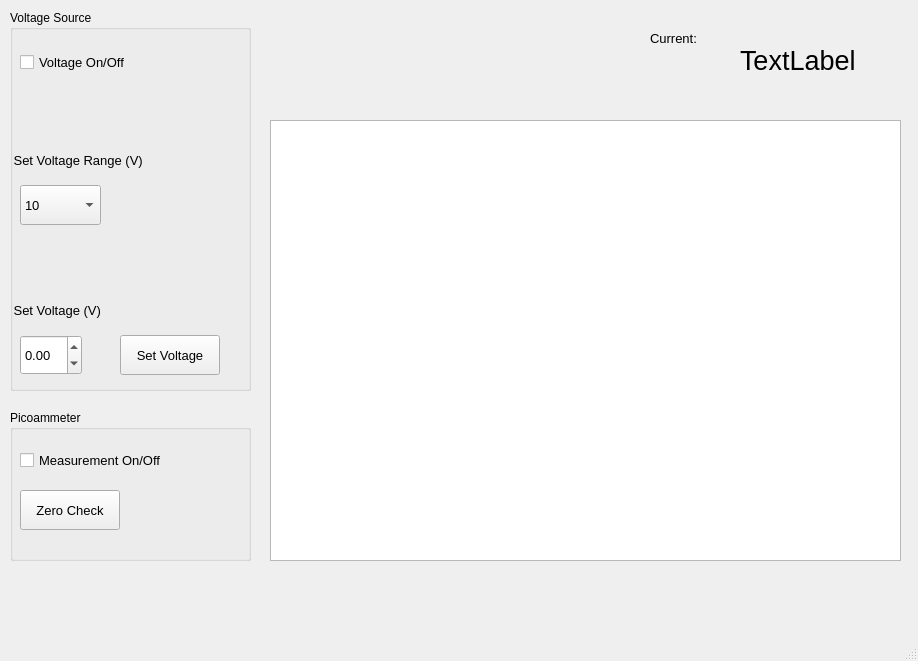
Before: the Qt Designer form gui/picoammeter/picoammeter_gui.ui in WarwickEPR/qudi, drawn with Qt 5.
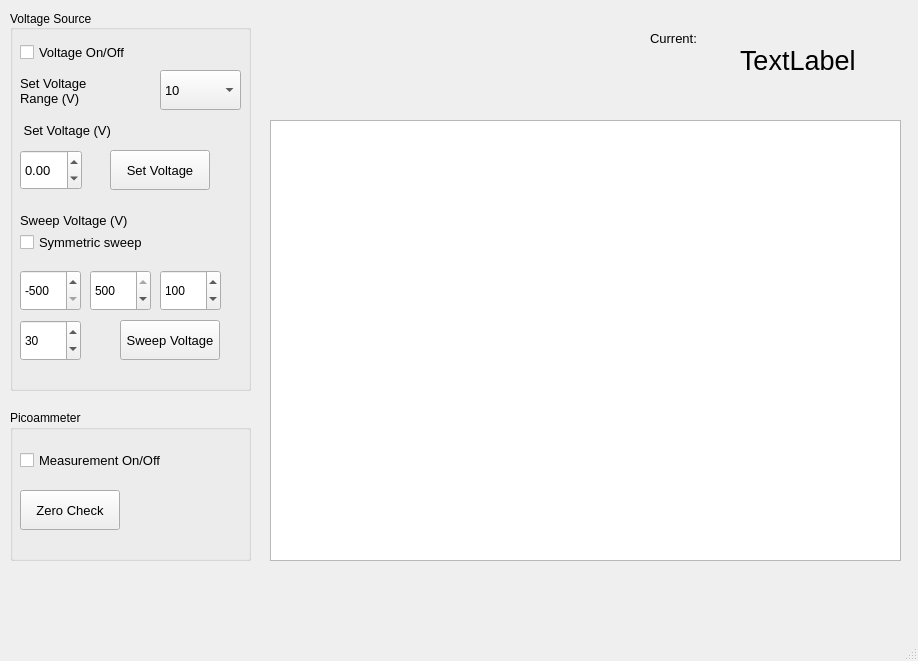
After: the same form once the commit is applied. Custom widgets are drawn as their Qt base class.

Commit message: basic implementation of symmetric and asymmetric sweeps

Diff of the .ui file:
```diff
--- a/gui/picoammeter/picoammeter_gui.ui
+++ b/gui/picoammeter/picoammeter_gui.ui
@@ -26,13 +26,16 @@
     <property name="title">
      <string>Voltage Source</string>
     </property>
+    <property name="alignment">
+     <set>Qt::AlignLeading|Qt::AlignLeft|Qt::AlignVCenter</set>
+    </property>
     <widget class="QLabel" name="label">
      <property name="geometry">
       <rect>
-       <x>0</x>
-       <y>140</y>
-       <width>141</width>
-       <height>20</height>
+       <x>10</x>
+       <y>60</y>
+       <width>101</width>
+       <height>41</height>
       </rect>
      </property>
      <property name="font">
@@ -41,14 +44,15 @@
       </font>
      </property>
      <property name="text">
-      <string> Set Voltage Range (V)</string>
+      <string>Set Voltage
+Range (V)</string>
      </property>
     </widget>
     <widget class="QComboBox" name="VoltageRange">
      <property name="geometry">
       <rect>
-       <x>10</x>
-       <y>175</y>
+       <x>150</x>
+       <y>60</y>
        <width>81</width>
        <height>40</height>
       </rect>
@@ -78,7 +82,7 @@
      <property name="geometry">
       <rect>
        <x>10</x>
-       <y>325</y>
+       <y>140</y>
        <width>62</width>
        <height>40</height>
       </rect>
@@ -98,8 +102,8 @@
     <widget class="QLabel" name="label_2">
      <property name="geometry">
       <rect>
-       <x>0</x>
-       <y>290</y>
+       <x>10</x>
+       <y>110</y>
        <width>141</width>
        <height>20</height>
       </rect>
@@ -116,8 +120,8 @@
     <widget class="QPushButton" name="SetVoltageButton">
      <property name="geometry">
       <rect>
-       <x>110</x>
-       <y>325</y>
+       <x>100</x>
+       <y>140</y>
        <width>100</width>
        <height>40</height>
       </rect>
@@ -135,7 +139,7 @@
      <property name="geometry">
       <rect>
        <x>10</x>
-       <y>40</y>
+       <y>30</y>
        <width>201</width>
        <height>25</height>
       </rect>
@@ -149,6 +153,136 @@
       <string>Voltage On/Off</string>
      </property>
     </widget>
+    <widget class="QLabel" name="label_3">
+     <property name="geometry">
+      <rect>
+       <x>10</x>
+       <y>200</y>
+       <width>231</width>
+       <height>20</height>
+      </rect>
+     </property>
+     <property name="font">
+      <font>
+       <pointsize>10</pointsize>
+      </font>
+     </property>
+     <property name="text">
+      <string>Sweep Voltage (V)</string>
+     </property>
+    </widget>
+    <widget class="QSpinBox" name="SweepDwellTimeS">
+     <property name="geometry">
+      <rect>
+       <x>10</x>
+       <y>310</y>
+       <width>61</width>
+       <height>41</height>
+      </rect>
+     </property>
+     <property name="minimum">
+      <number>1</number>
+     </property>
+     <property name="maximum">
+      <number>3000</number>
+     </property>
+     <property name="value">
+      <number>30</number>
+     </property>
+    </widget>
+    <widget class="QPushButton" name="SweepVoltageButton">
+     <property name="geometry">
+      <rect>
+       <x>110</x>
+       <y>310</y>
+       <width>100</width>
+       <height>40</height>
+      </rect>
+     </property>
+     <property name="font">
+      <font>
+       <pointsize>10</pointsize>
+      </font>
+     </property>
+     <property name="text">
+      <string>Sweep Voltage</string>
+     </property>
+    </widget>
+    <widget class="QSpinBox" name="SweepMinVoltage">
+     <property name="geometry">
+      <rect>
+       <x>10</x>
+       <y>260</y>
+       <width>61</width>
+       <height>41</height>
+      </rect>
+     </property>
+     <property name="minimum">
+      <number>-500</number>
+     </property>
+     <property name="maximum">
+      <number>500</number>
+     </property>
+     <property name="value">
+      <number>-500</number>
+     </property>
+    </widget>
+    <widget class="QSpinBox" name="SweepMaxVoltage">
+     <property name="geometry">
+      <rect>
+       <x>80</x>
+       <y>260</y>
+       <width>61</width>
+       <height>41</height>
+      </rect>
+     </property>
+     <property name="minimum">
+      <number>-500</number>
+     </property>
+     <property name="maximum">
+      <number>500</number>
+     </property>
+     <property name="value">
+      <number>500</number>
+     </property>
+    </widget>
+    <widget class="QSpinBox" name="SweepStepVoltage">
+     <property name="geometry">
+      <rect>
+       <x>150</x>
+       <y>260</y>
+       <width>61</width>
+       <height>41</height>
+      </rect>
+     </property>
+     <property name="minimum">
+      <number>-1000</number>
+     </property>
+     <property name="maximum">
+      <number>1000</number>
+     </property>
+     <property name="value">
+      <number>100</number>
+     </property>
+    </widget>
+    <widget class="QCheckBox" name="SymmetricSweepBox">
+     <property name="geometry">
+      <rect>
+       <x>10</x>
+       <y>220</y>
+       <width>201</width>
+       <height>25</height>
+      </rect>
+     </property>
+     <property name="font">
+      <font>
+       <pointsize>10</pointsize>
+      </font>
+     </property>
+     <property name="text">
+      <string>Symmetric sweep</string>
+     </property>
+    </widget>
    </widget>
    <widget class="QGroupBox" name="groupBox">
     <property name="geometry">
```
The commit also changes 3 other files.
